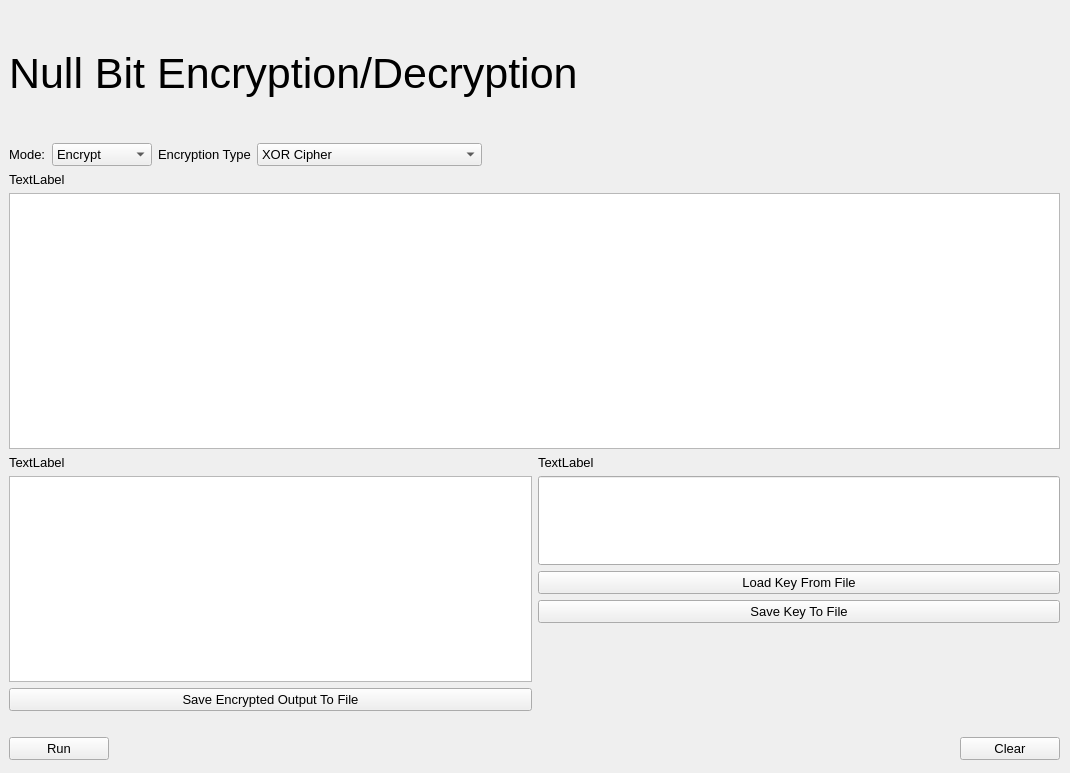
Old version of the form UI/Null_Bit.ui in the repository vipersniper0501/Null_Bit.
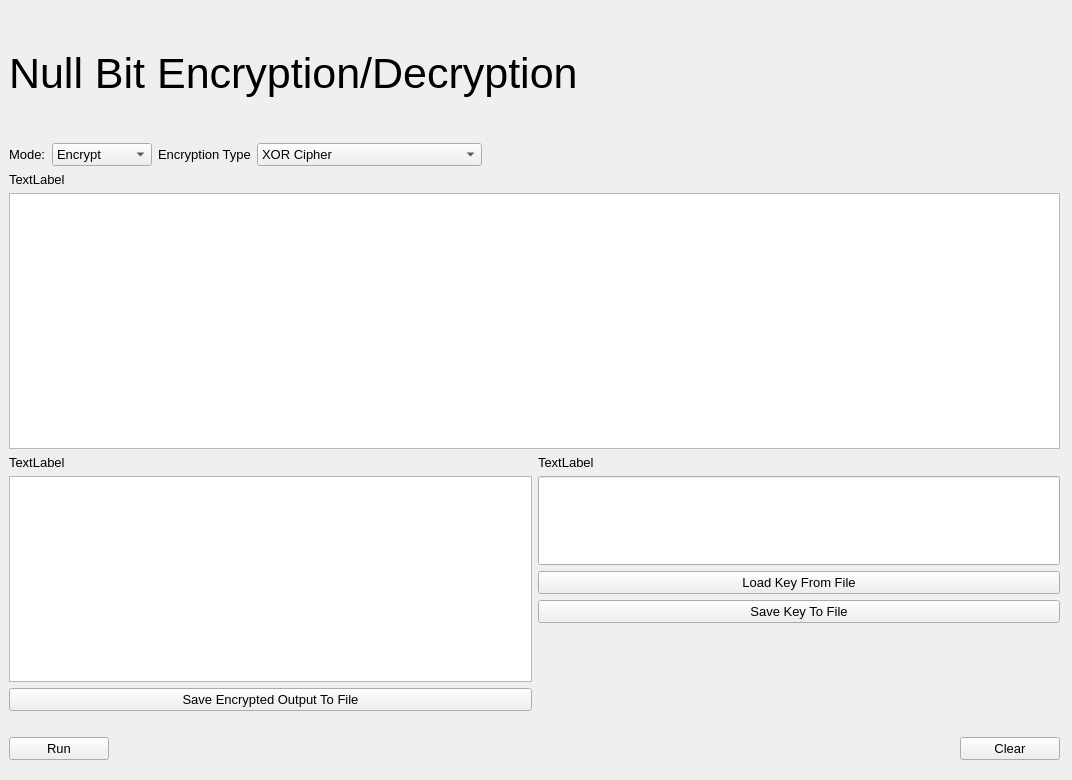
New version of the form.

What changed in the file:
```diff
--- a/UI/Null_Bit.ui
+++ b/UI/Null_Bit.ui
@@ -6,8 +6,8 @@
    <rect>
     <x>0</x>
     <y>0</y>
-    <width>1070</width>
-    <height>773</height>
+    <width>1072</width>
+    <height>780</height>
    </rect>
   </property>
   <property name="font">
```
